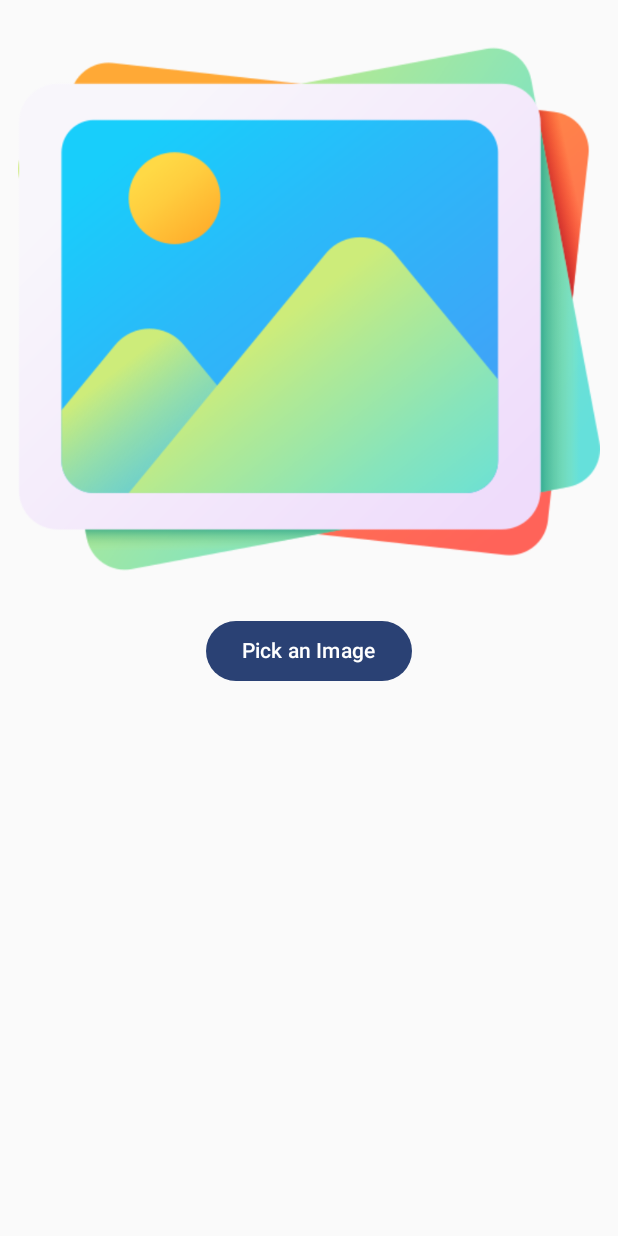
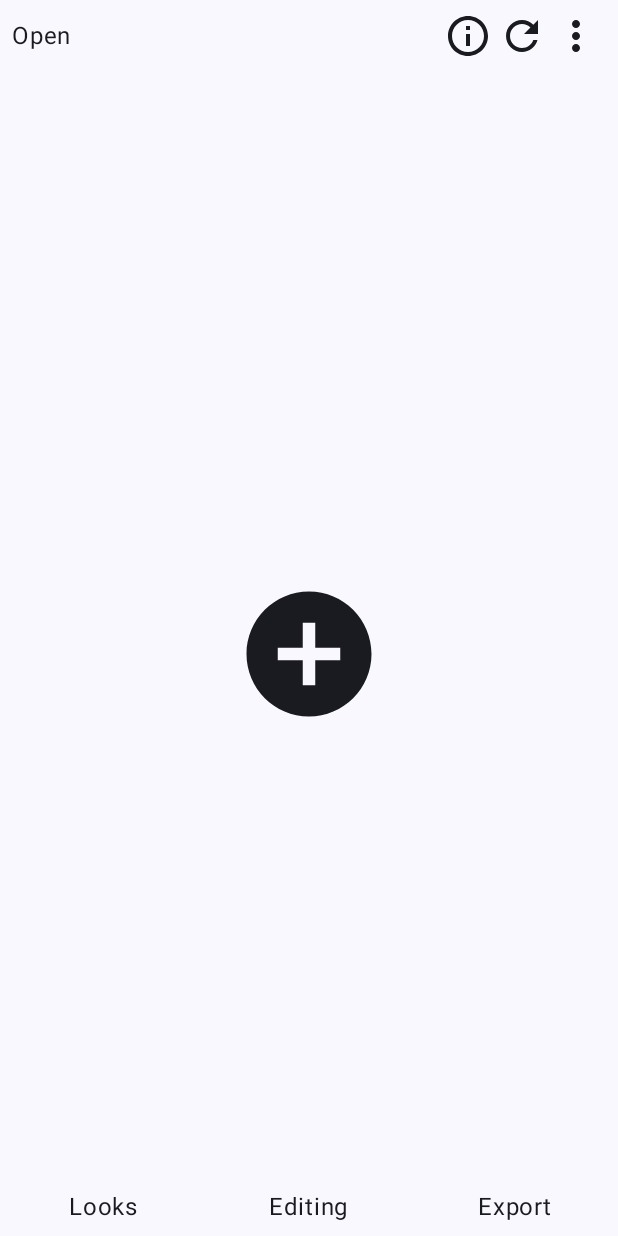
Before and after one commit to Dalakoti07/meme-gen, an Android app built with Jetpack Compose: the screen it shows after launch (MainActivity), on a phone screen of 412 x 824 dp. Run offline under Robolectric (Android 15) with nearby library versions, the phone set to English and light mode, and no system bars.

Commit message:
Created new Home screen

```diff
--- a/app/src/main/java/com/dalakoti07/android/memegenerator/MainActivity.kt
+++ b/app/src/main/java/com/dalakoti07/android/memegenerator/MainActivity.kt
@@ -1,20 +1,11 @@
 package com.dalakoti07.android.memegenerator
 
-import android.content.pm.PackageManager
-import android.graphics.BitmapFactory
 import android.os.Bundle
 import android.util.Log
 import androidx.activity.ComponentActivity
-import androidx.activity.compose.rememberLauncherForActivityResult
 import androidx.activity.compose.setContent
-import androidx.activity.result.contract.ActivityResultContracts
 import androidx.activity.viewModels
-import androidx.compose.foundation.Image
-import androidx.compose.foundation.background
-import androidx.compose.foundation.clickable
-import androidx.compose.foundation.gestures.detectTransformGestures
 import androidx.compose.foundation.layout.Arrangement
-import androidx.compose.foundation.layout.Box
 import androidx.compose.foundation.layout.Column
 import androidx.compose.foundation.layout.ColumnScope
 import androidx.compose.foundation.layout.Row
@@ -22,38 +13,25 @@ import androidx.compose.foundation.layout.fillMaxSize
 import androidx.compose.foundation.layout.fillMaxWidth
 import androidx.compose.foundation.layout.offset
 import androidx.compose.foundation.layout.padding
-import androidx.compose.foundation.layout.size
-import androidx.compose.foundation.shape.CircleShape
-import androidx.compose.material.icons.Icons
-import androidx.compose.material.icons.outlined.Close
 import androidx.compose.material3.Button
 import androidx.compose.material3.Text
 import androidx.compose.material3.TextField
 import androidx.compose.runtime.Composable
-import androidx.compose.runtime.LaunchedEffect
 import androidx.compose.runtime.getValue
 import androidx.compose.runtime.mutableStateOf
 import androidx.compose.runtime.remember
 import androidx.compose.runtime.setValue
 import androidx.compose.ui.Alignment
 import androidx.compose.ui.Modifier
-import androidx.compose.ui.geometry.Offset
 import androidx.compose.ui.graphics.Color
-import androidx.compose.ui.graphics.ImageBitmap
-import androidx.compose.ui.graphics.asImageBitmap
-import androidx.compose.ui.graphics.graphicsLayer
-import androidx.compose.ui.input.pointer.pointerInput
-import androidx.compose.ui.platform.LocalContext
-import androidx.compose.ui.res.painterResource
 import androidx.compose.ui.tooling.preview.Preview
-import androidx.compose.ui.unit.IntOffset
 import androidx.compose.ui.unit.dp
-import androidx.compose.ui.unit.sp
-import androidx.core.content.ContextCompat
 import androidx.lifecycle.compose.collectAsStateWithLifecycle
 import com.dalakoti07.android.memegenerator.MainUiStates.Companion.incrementingIdForTexts
 import com.dalakoti07.android.memegenerator.composables.EditingTypes
 import com.dalakoti07.android.memegenerator.composables.TextColorPicker
+import com.dalakoti07.android.memegenerator.home.HomeScreen
+import com.dalakoti07.android.memegenerator.home.composables.ImagePicker
 import com.dalakoti07.android.memegenerator.ui.theme.MemeGeneratorTheme
 
 private const val TAG = "MainActivity"
@@ -80,136 +58,8 @@ class MainActivity : ComponentActivity() {
     }
 }
 
-/**
- * Are these image picker APIs backward compatible??
- */
 @Composable
-fun ColumnScope.ImagePicker(
-    isImageSelected: Boolean,
-    onAction: (UiAction) -> Unit = {},
-    states: MainUiStates,
-) {
-    // image manipulation
-    var offset by remember { mutableStateOf(Offset.Zero) } // State to hold the current position
-    var scale by remember { mutableStateOf(1f) }
-    var rotationGlobal by remember { mutableStateOf(0f) }
-
-    var imageBitmap by remember { mutableStateOf<ImageBitmap?>(null) }
-    val context = LocalContext.current
-    var permissionGranted by remember { mutableStateOf(false) }
-    val requestPermissionLauncher = rememberLauncherForActivityResult(
-        contract = ActivityResultContracts.RequestPermission(),
-        onResult = { isGranted ->
-            permissionGranted = isGranted
-        }
-    )
-
-    LaunchedEffect(key1 = true) {
-        if (ContextCompat.checkSelfPermission(
-                context,
-                android.Manifest.permission.READ_MEDIA_IMAGES
-            ) == PackageManager.PERMISSION_GRANTED
-        ) {
-            permissionGranted = true
-        } else {
-            requestPermissionLauncher.launch(android.Manifest.permission.READ_MEDIA_IMAGES)
-        }
-    }
-
-    val imagePickerLauncher = rememberLauncherForActivityResult(
-        contract = ActivityResultContracts.GetContent()
-    ) { uri ->
-        uri?.let {
-            context.contentResolver.openInputStream(it)?.use { inputStream ->
-                val bitmap = BitmapFactory.decodeStream(inputStream)
-                onAction(
-                    UiAction.ImageSelected
-                )
-                imageBitmap = bitmap?.asImageBitmap()
-            }
-        }
-    }
-
-    Box(
-        modifier = Modifier,
-    ) {
-        if (isImageSelected) {
-            Image(
-                bitmap = imageBitmap!!,
-                contentDescription = "Selected Image",
-                modifier = Modifier
-                    .fillMaxWidth()
-            )
-        } else {
-            Image(
-                painter = painterResource(id = R.drawable.placeholder),
-                contentDescription = null,
-            )
-        }
-        states.textsInImage.forEach { text ->
-            val initFontSize = 50
-            Box(
-                modifier = Modifier
-                    .offset { IntOffset(offset.x.toInt(), offset.y.toInt()) }
-                    .graphicsLayer(
-                        rotationZ = rotationGlobal
-                    )
-                    .pointerInput(Unit) {
-                        detectTransformGestures { _, pan, zoom, rotate ->
-                            offset += pan
-                            scale *= zoom
-                            rotationGlobal += rotate
-                        }
-                    },
-            ) {
-                Text(
-                    text = text.text,
-                    color = text.color,
-                    modifier = Modifier
-                        .padding(8.dp),
-                    fontSize = (initFontSize * scale).sp,
-                )
-                Image(
-                    imageVector = Icons.Outlined.Close,
-                    contentDescription = null,
-                    alignment = Alignment.TopEnd,
-                    modifier = Modifier
-                        .size(20.dp)
-                        .background(
-                            color = Color.White,
-                            shape = CircleShape,
-                        )
-                        .clickable {
-                            onAction(
-                                UiAction.RemoveImage(text)
-                            )
-                        },
-                )
-            }
-        }
-    }
-    Button(
-        modifier = Modifier.padding(
-            top = 10.dp,
-        ),
-        onClick = {
-            if (permissionGranted) {
-                imagePickerLauncher.launch("image/*")
-            } else {
-                requestPermissionLauncher.launch(android.Manifest.permission.READ_MEDIA_IMAGES)
-            }
-        },
-    ) {
-        Text(
-            if (imageBitmap == null)
-                "Pick an Image"
-            else "Change Image"
-        )
-    }
-}
-
-@Composable
-fun HomeScreen(
+fun HomeScreenDeprecated(
     states: MainUiStates,
     onAction: (UiAction) -> Unit = {},
 ) {
@@ -225,13 +75,13 @@ fun HomeScreen(
                 12.dp,
             ),
     ) {
-        ImagePicker(
+        /*ImagePicker(
             isImageSelected = states.isImageSelected,
             onAction = {
                 onAction(it)
             },
             states = states,
-        )
+        )*/
         if (states.isImageSelected) {
             Row(
                 modifier = Modifier
@@ -270,7 +120,7 @@ fun HomeScreen(
                 onSubmit = {
                     onAction(
                         UiAction.AddTextViewToImage(
-                            textNCoordinates = TextNCoordinates(
+                            textViewInImage = TextViewInImage(
                                 text = enteredText,
                                 xOffset = 0,
                                 yOffset = 0,
@@ -295,6 +145,7 @@ fun HomeScreen(
     }
 }
 
+// todo convert into dialog content for text
 @Composable
 fun ColumnScope.EnterTextArea(
     onEnter: (String) -> Unit = {},
--- a/app/src/main/java/com/dalakoti07/android/memegenerator/MainViewModel.kt
+++ b/app/src/main/java/com/dalakoti07/android/memegenerator/MainViewModel.kt
@@ -25,7 +25,7 @@ class MainViewModel : ViewModel() {
                 _state.update {
                     state.value.copy(
                         textsInImage = state.value.textsInImage.filter {
-                            it.id != action.textNCoordinates.id
+                            it.id != action.textViewInImage.id
                         }
                     )
                 }
@@ -34,7 +34,7 @@ class MainViewModel : ViewModel() {
                 _state.update {
                     state.value.copy(
                         textsInImage = state.value.textsInImage
-                                + action.textNCoordinates
+                                + action.textViewInImage
                     )
                 }
             }
--- a/app/src/main/java/com/dalakoti07/android/memegenerator/UiAction.kt
+++ b/app/src/main/java/com/dalakoti07/android/memegenerator/UiAction.kt
@@ -6,9 +6,9 @@ sealed class UiAction {
     data object ToggleAddEmoji: UiAction()
     data object ImageSelected: UiAction()
     data class AddTextViewToImage(
-        val textNCoordinates: TextNCoordinates,
+        val textViewInImage: TextViewInImage,
     ): UiAction()
     data class RemoveImage(
-        val textNCoordinates: TextNCoordinates,
+        val textViewInImage: TextViewInImage,
     ): UiAction()
 }
--- a/app/src/main/java/com/dalakoti07/android/memegenerator/UiStates.kt
+++ b/app/src/main/java/com/dalakoti07/android/memegenerator/UiStates.kt
@@ -8,7 +8,7 @@ enum class EditingStage {
     NONE,
 }
 
-data class TextNCoordinates(
+data class TextViewInImage(
     val text: String,
     val xOffset: Int,
     val yOffset: Int,
@@ -19,7 +19,7 @@ data class TextNCoordinates(
 data class MainUiStates(
     val editingStage: EditingStage,
     val isImageSelected: Boolean = false,
-    val textsInImage: List<TextNCoordinates> = emptyList(),
+    val textsInImage: List<TextViewInImage> = emptyList(),
 ) {
     companion object {
         var incrementingIdForTexts = 1
--- /dev/null
+++ b/app/src/main/java/com/dalakoti07/android/memegenerator/home/HomeScreen.kt
@@ -0,0 +1,90 @@
+package com.dalakoti07.android.memegenerator.home
+
+import androidx.compose.foundation.clickable
+import androidx.compose.foundation.layout.Arrangement
+import androidx.compose.foundation.layout.Row
+import androidx.compose.foundation.layout.fillMaxSize
+import androidx.compose.foundation.layout.fillMaxWidth
+import androidx.compose.foundation.layout.padding
+import androidx.compose.foundation.layout.size
+import androidx.compose.material.icons.Icons
+import androidx.compose.material.icons.outlined.Info
+import androidx.compose.material.icons.outlined.MoreVert
+import androidx.compose.material.icons.outlined.Refresh
+import androidx.compose.material3.Icon
+import androidx.compose.material3.Scaffold
+import androidx.compose.material3.Text
+import androidx.compose.runtime.Composable
+import androidx.compose.ui.Alignment
+import androidx.compose.ui.Modifier
+import androidx.compose.ui.tooling.preview.Preview
+import androidx.compose.ui.unit.dp
+import com.dalakoti07.android.memegenerator.EditingStage
+import com.dalakoti07.android.memegenerator.MainUiStates
+import com.dalakoti07.android.memegenerator.UiAction
+import com.dalakoti07.android.memegenerator.ui.theme.MemeGeneratorTheme
+
+@Preview(showBackground = true)
+@Composable
+fun HomeScreenPreview() {
+    MemeGeneratorTheme {
+        HomeScreen(
+            states = MainUiStates(
+                editingStage = EditingStage.TEXT,
+            )
+        )
+    }
+}
+
+@Composable
+fun HomeScreen(
+    states: MainUiStates,
+    onAction: (UiAction) -> Unit = {},
+) {
+    Scaffold(modifier = Modifier.fillMaxSize(), topBar = {
+        Row(
+            modifier = Modifier
+                .fillMaxWidth()
+                .padding(8.dp),
+            horizontalArrangement = Arrangement.SpaceBetween,
+            verticalAlignment = Alignment.CenterVertically,
+        ) {
+            Text(
+                if (states.isImageSelected) "Change" else "Open",
+                style = MemeGeneratorTheme.styles.bodyLarge,
+                modifier = Modifier.clickable {
+
+                },
+            )
+            Row {
+                Icon(
+                    imageVector = Icons.Outlined.Info,
+                    contentDescription = null,
+                    modifier = Modifier
+                        .padding(end = 4.dp)
+                        .size(32.dp),
+                )
+                Icon(
+                    imageVector = Icons.Outlined.Refresh,
+                    contentDescription = null,
+                    modifier = Modifier
+                        .padding(end = 4.dp)
+                        .size(32.dp),
+                )
+                Icon(
+                    imageVector = Icons.Outlined.MoreVert,
+                    contentDescription = null,
+                    modifier = Modifier
+                        .padding(end = 4.dp)
+                        .size(32.dp),
+                )
+            }
+        }
+    }) { padd ->
+        HomeScreenContent(
+            modifier = Modifier.padding(padd),
+            onAction = onAction,
+            states = states,
+        )
+    }
+}
--- /dev/null
+++ b/app/src/main/java/com/dalakoti07/android/memegenerator/home/HomeScreenContent.kt
@@ -0,0 +1,70 @@
+package com.dalakoti07.android.memegenerator.home
+
+import androidx.compose.foundation.clickable
+import androidx.compose.foundation.layout.Box
+import androidx.compose.foundation.layout.BoxWithConstraints
+import androidx.compose.foundation.layout.Row
+import androidx.compose.foundation.layout.RowScope
+import androidx.compose.foundation.layout.fillMaxSize
+import androidx.compose.foundation.layout.fillMaxWidth
+import androidx.compose.foundation.layout.padding
+import androidx.compose.foundation.layout.size
+import androidx.compose.material.icons.Icons
+import androidx.compose.material.icons.outlined.AddCircle
+import androidx.compose.material3.Icon
+import androidx.compose.material3.Text
+import androidx.compose.runtime.Composable
+import androidx.compose.ui.Alignment
+import androidx.compose.ui.Modifier
+import androidx.compose.ui.tooling.preview.Preview
+import androidx.compose.ui.unit.dp
+import com.dalakoti07.android.memegenerator.EditingStage
+import com.dalakoti07.android.memegenerator.MainUiStates
+import com.dalakoti07.android.memegenerator.UiAction
+import com.dalakoti07.android.memegenerator.home.composables.ImagePicker
+import com.dalakoti07.android.memegenerator.ui.theme.MemeGeneratorTheme
+
+@Preview(showBackground = true)
+@Composable
+fun PreviewHomeScreenContent() {
+    MemeGeneratorTheme {
+        HomeScreenContent(
+            states = MainUiStates(
+                editingStage = EditingStage.TEXT,
+            ),
+        )
+    }
+}
+
+@Composable
+fun HomeScreenContent(
+    modifier: Modifier = Modifier,
+    onAction: (UiAction) -> Unit = {},
+    states: MainUiStates,
+) {
+    BoxWithConstraints(modifier = modifier.fillMaxSize()) {
+        ImagePicker(
+            isImageSelected = states.isImageSelected,
+            onAction = onAction,
+            states = states,
+        )
+        Row(
+            modifier = Modifier
+                .fillMaxWidth()
+                .align(Alignment.BottomCenter)
+        ) {
+            MainMenuOptions("Looks")
+            MainMenuOptions("Editing")
+            MainMenuOptions("Export")
+        }
+    }
+}
+
+@Composable
+fun RowScope.MainMenuOptions(text: String) {
+    Box(modifier = Modifier
+        .padding(10.dp)
+        .weight(1f), contentAlignment = Alignment.Center) {
+        Text(text, style = MemeGeneratorTheme.styles.bodyLarge, modifier = Modifier)
+    }
+}
--- /dev/null
+++ b/app/src/main/java/com/dalakoti07/android/memegenerator/home/composables/ImagePicker.kt
@@ -0,0 +1,197 @@
+package com.dalakoti07.android.memegenerator.home.composables
+
+import android.content.pm.PackageManager
+import android.graphics.BitmapFactory
+import androidx.activity.compose.rememberLauncherForActivityResult
+import androidx.activity.result.contract.ActivityResultContracts
+import androidx.compose.foundation.Image
+import androidx.compose.foundation.background
+import androidx.compose.foundation.clickable
+import androidx.compose.foundation.gestures.detectTransformGestures
+import androidx.compose.foundation.layout.Box
+import androidx.compose.foundation.layout.BoxScope
+import androidx.compose.foundation.layout.BoxWithConstraints
+import androidx.compose.foundation.layout.BoxWithConstraintsScope
+import androidx.compose.foundation.layout.ColumnScope
+import androidx.compose.foundation.layout.aspectRatio
+import androidx.compose.foundation.layout.fillMaxHeight
+import androidx.compose.foundation.layout.fillMaxWidth
+import androidx.compose.foundation.layout.offset
+import androidx.compose.foundation.layout.padding
+import androidx.compose.foundation.layout.size
+import androidx.compose.foundation.shape.CircleShape
+import androidx.compose.material.icons.Icons
+import androidx.compose.material.icons.outlined.AddCircle
+import androidx.compose.material.icons.outlined.Close
+import androidx.compose.material3.Button
+import androidx.compose.material3.Icon
+import androidx.compose.material3.Text
+import androidx.compose.runtime.Composable
+import androidx.compose.runtime.LaunchedEffect
+import androidx.compose.runtime.getValue
+import androidx.compose.runtime.mutableFloatStateOf
+import androidx.compose.runtime.mutableStateOf
+import androidx.compose.runtime.remember
+import androidx.compose.runtime.setValue
+import androidx.compose.ui.Alignment
+import androidx.compose.ui.Modifier
+import androidx.compose.ui.geometry.Offset
+import androidx.compose.ui.graphics.Color
+import androidx.compose.ui.graphics.ImageBitmap
+import androidx.compose.ui.graphics.asImageBitmap
+import androidx.compose.ui.graphics.graphicsLayer
+import androidx.compose.ui.input.pointer.pointerInput
+import androidx.compose.ui.platform.LocalContext
+import androidx.compose.ui.res.painterResource
+import androidx.compose.ui.unit.IntOffset
+import androidx.compose.ui.unit.dp
+import androidx.compose.ui.unit.sp
+import androidx.core.content.ContextCompat
+import com.dalakoti07.android.memegenerator.MainUiStates
+import com.dalakoti07.android.memegenerator.R
+import com.dalakoti07.android.memegenerator.UiAction
+
+/**
+ * Are these image picker APIs backward compatible??
+ */
+@Composable
+fun BoxWithConstraintsScope.ImagePicker(
+    isImageSelected: Boolean,
+    onAction: (UiAction) -> Unit = {},
+    states: MainUiStates,
+) {
+    // image manipulation
+    var offset by remember { mutableStateOf(Offset.Zero) } // State to hold the current position
+    var scale by remember { mutableStateOf(1f) }
+    var rotationGlobal by remember { mutableStateOf(0f) }
+
+    var imageBitmap by remember { mutableStateOf<ImageBitmap?>(null) }
+    val context = LocalContext.current
+    var permissionGranted by remember { mutableStateOf(false) }
+    val requestPermissionLauncher = rememberLauncherForActivityResult(
+        contract = ActivityResultContracts.RequestPermission(),
+        onResult = { isGranted ->
+            permissionGranted = isGranted
+        }
+    )
+
+    LaunchedEffect(key1 = true) {
+        if (ContextCompat.checkSelfPermission(
+                context,
+                android.Manifest.permission.READ_MEDIA_IMAGES
+            ) == PackageManager.PERMISSION_GRANTED
+        ) {
+            permissionGranted = true
+        } else {
+            requestPermissionLauncher.launch(android.Manifest.permission.READ_MEDIA_IMAGES)
+        }
+    }
+
+    val imagePickerLauncher = rememberLauncherForActivityResult(
+        contract = ActivityResultContracts.GetContent()
+    ) { uri ->
+        uri?.let {
+            context.contentResolver.openInputStream(it)?.use { inputStream ->
+                val bitmap = BitmapFactory.decodeStream(inputStream)
+                onAction(
+                    UiAction.ImageSelected
+                )
+                imageBitmap = bitmap?.asImageBitmap()
+            }
+        }
+    }
+
+    ShowPlaceHolderOrImage(isImageSelected, imageBitmap, onClick = {
+        if (permissionGranted) {
+            imagePickerLauncher.launch("image/*")
+        } else {
+            requestPermissionLauncher.launch(android.Manifest.permission.READ_MEDIA_IMAGES)
+        }
+    })
+    states.textsInImage.forEach { text ->
+        val initFontSize = 50
+        Box(
+            modifier = Modifier
+                .offset { IntOffset(offset.x.toInt(), offset.y.toInt()) }
+                .graphicsLayer(
+                    rotationZ = rotationGlobal
+                )
+                .pointerInput(Unit) {
+                    detectTransformGestures { _, pan, zoom, rotate ->
+                        offset += pan
+                        scale *= zoom
+                        rotationGlobal += rotate
+                    }
+                },
+        ) {
+            Text(
+                text = text.text,
+                color = text.color,
+                modifier = Modifier
+                    .padding(8.dp),
+                fontSize = (initFontSize * scale).sp,
+            )
+            Image(
+                imageVector = Icons.Outlined.Close,
+                contentDescription = null,
+                alignment = Alignment.TopEnd,
+                modifier = Modifier
+                    .size(20.dp)
+                    .background(
+                        color = Color.White,
+                        shape = CircleShape,
+                    )
+                    .clickable {
+                        onAction(
+                            UiAction.RemoveImage(text)
+                        )
+                    },
+            )
+        }
+    }
+}
+
+@Composable
+private fun BoxWithConstraintsScope.ShowPlaceHolderOrImage(
+    isImageSelected: Boolean,
+    imageBitmap: ImageBitmap?,
+    onClick: () -> Unit,
+) {
+    val imageAspectRatio by remember(imageBitmap) {
+        val ratio =
+            if (imageBitmap == null) 0.0f else imageBitmap.width.toFloat() / imageBitmap.height.toFloat()
+        mutableFloatStateOf(ratio)
+    }
+
+    // Check if the image is portrait
+    val isPortrait = imageAspectRatio < 1f
+
+    if (isImageSelected) {
+        Image(
+            bitmap = imageBitmap!!,
+            contentDescription = "Selected Image",
+            modifier = if (isPortrait) {
+                // Fill both width and height for portrait
+                Modifier
+                    .fillMaxWidth()
+                    .fillMaxHeight()
+            } else {
+                // Fill width only, height wraps content for landscape
+                Modifier
+                    .fillMaxWidth()
+                    .aspectRatio(imageAspectRatio)
+            }
+        )
+    } else {
+        Icon(
+            imageVector = Icons.Outlined.AddCircle,
+            contentDescription = "Select image",
+            modifier = Modifier
+                .size(100.dp)
+                .align(Alignment.Center)
+                .clickable {
+                    onClick()
+                },
+        )
+    }
+}
--- a/app/src/main/java/com/dalakoti07/android/memegenerator/ui/theme/Theme.kt
+++ b/app/src/main/java/com/dalakoti07/android/memegenerator/ui/theme/Theme.kt
@@ -82,10 +82,17 @@ fun MemeGeneratorTheme(
 internal val LocalColors = staticCompositionLocalOf {
     LightColorScheme
 }
+internal val LocalTypography = staticCompositionLocalOf {
+    Typography
+}
 
 object MemeGeneratorTheme {
     val colors: ColorScheme
         @Composable
         @ReadOnlyComposable
         get() = LocalColors.current
+    val styles: Typography
+        @Composable
+        @ReadOnlyComposable
+        get() = LocalTypography.current
 }
--- a/app/src/main/java/com/dalakoti07/android/memegenerator/ui/theme/Type.kt
+++ b/app/src/main/java/com/dalakoti07/android/memegenerator/ui/theme/Type.kt
@@ -8,14 +8,20 @@ import androidx.compose.ui.unit.sp
 
 // Set of Material typography styles to start with
 val Typography = Typography(
+    displayLarge = TextStyle(
+        fontFamily = FontFamily.Default,
+        fontWeight = FontWeight.Normal,
+        fontSize = 24.sp,
+        lineHeight = 28.sp,
+        letterSpacing = 0.5.sp
+    ),
     bodyLarge = TextStyle(
         fontFamily = FontFamily.Default,
         fontWeight = FontWeight.Normal,
         fontSize = 16.sp,
         lineHeight = 24.sp,
         letterSpacing = 0.5.sp
-    )
-    /* Other default text styles to override
+    ),
     titleLarge = TextStyle(
         fontFamily = FontFamily.Default,
         fontWeight = FontWeight.Normal,
@@ -29,6 +35,5 @@ val Typography = Typography(
         fontSize = 11.sp,
         lineHeight = 16.sp,
         letterSpacing = 0.5.sp
-    )
-    */
+    ),
 )
```
Also changed, not shown: app/src/main/java/com/dalakoti07/android/memegenerator/home/composables/Dialogs.kt (added, +8 -0 lines), 1 other file.
